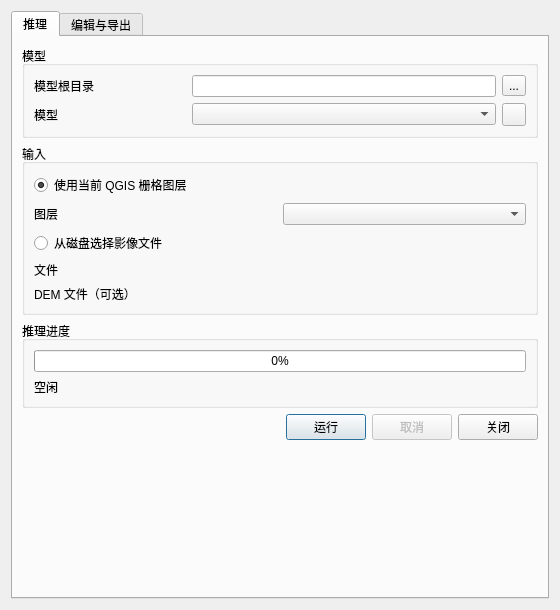
First picture: the form in land_cover_classification/land_cover_classification_dialog_base.ui, repository ZDongFan/semantic_segmentation, before the edit.
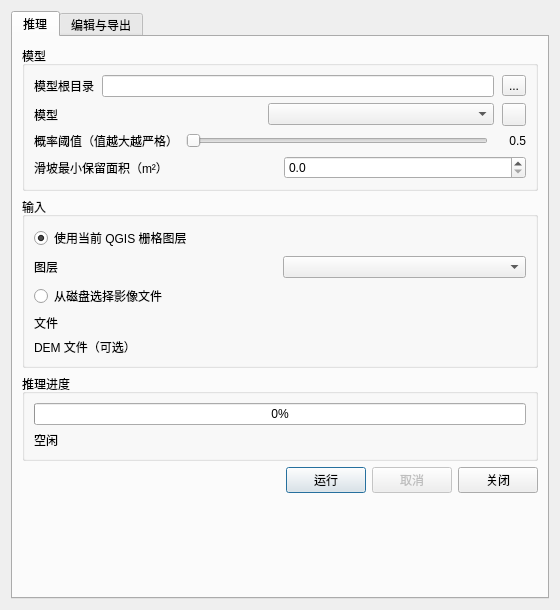
Second picture: the form after the edit. Custom widgets are drawn as their Qt base class.

Commit message: 推理参数概率阈值和滑坡最小面积变成一个有默认值的可调的参数展示在界面中

The edit to the form file:
```diff
--- a/land_cover_classification/land_cover_classification_dialog_base.ui
+++ b/land_cover_classification/land_cover_classification_dialog_base.ui
@@ -29,40 +29,136 @@
          <property name="title">
           <string>模型</string>
          </property>
-         <layout class="QGridLayout" name="modelLayout">
-          <item row="0" column="0">
+         <layout class="QVBoxLayout" name="modelLayout">
+          <item>
+           <layout class="QHBoxLayout" name="modelRootRowLayout">
+            <property name="spacing">
+             <number>8</number>
+            </property>
+            <item>
            <widget class="QLabel" name="modelRootLabel">
             <property name="text">
              <string>模型根目录</string>
             </property>
            </widget>
           </item>
-          <item row="0" column="1" colspan="2">
+            <item>
            <widget class="QLineEdit" name="modelRootEdit"/>
           </item>
-          <item row="0" column="3">
+            <item>
            <widget class="QToolButton" name="browseModelRootBtn">
             <property name="text">
              <string>...</string>
             </property>
            </widget>
           </item>
-          <item row="1" column="0">
+           </layout>
+          </item>
+          <item>
+           <layout class="QHBoxLayout" name="modelRowLayout">
+            <property name="spacing">
+             <number>8</number>
+            </property>
+            <item>
            <widget class="QLabel" name="modelLabel">
             <property name="text">
              <string>模型</string>
             </property>
            </widget>
           </item>
-          <item row="1" column="1" colspan="2">
+            <item>
            <widget class="QComboBox" name="modelCombo"/>
           </item>
-          <item row="1" column="3">
+            <item>
            <widget class="QToolButton" name="refreshModelsBtn">
             <property name="text">
              <string/>
             </property>
            </widget>
+            </item>
+           </layout>
+          </item>
+          <item>
+           <layout class="QHBoxLayout" name="thresholdRowLayout">
+            <property name="spacing">
+             <number>8</number>
+            </property>
+            <item>
+             <widget class="QLabel" name="thresholdLabel">
+              <property name="text">
+               <string>概率阈值（值越大越严格）</string>
+              </property>
+              <property name="toolTip">
+               <string>概率阈值范围为 0–1，值越大越严格。</string>
+              </property>
+             </widget>
+            </item>
+            <item>
+             <widget class="QSlider" name="thresholdSlider">
+              <property name="toolTip">
+               <string>概率阈值范围为 0–1，值越大越严格。</string>
+              </property>
+              <property name="maximum">
+               <number>10</number>
+              </property>
+              <property name="singleStep">
+               <number>1</number>
+              </property>
+              <property name="orientation">
+               <enum>Qt::Horizontal</enum>
+              </property>
+             </widget>
+            </item>
+            <item>
+             <widget class="QLabel" name="thresholdValueLabel">
+              <property name="minimumSize">
+               <size>
+                <width>30</width>
+                <height>0</height>
+               </size>
+              </property>
+              <property name="text">
+               <string>0.5</string>
+              </property>
+              <property name="alignment">
+               <set>Qt::AlignRight|Qt::AlignTrailing|Qt::AlignVCenter</set>
+              </property>
+             </widget>
+            </item>
+           </layout>
+          </item>
+          <item>
+           <layout class="QHBoxLayout" name="minAreaRowLayout">
+            <property name="spacing">
+             <number>8</number>
+            </property>
+            <item>
+             <widget class="QLabel" name="minAreaLabel">
+              <property name="text">
+               <string>滑坡最小保留面积（m²）</string>
+              </property>
+              <property name="toolTip">
+               <string>面积小于该值的滑坡斑块会被过滤。</string>
+              </property>
+             </widget>
+            </item>
+            <item>
+             <widget class="QDoubleSpinBox" name="minAreaSpinBox">
+              <property name="toolTip">
+               <string>面积小于该值的滑坡斑块会被过滤。</string>
+              </property>
+              <property name="decimals">
+               <number>1</number>
+              </property>
+              <property name="maximum">
+               <double>1000000000000.000000000000000</double>
+              </property>
+              <property name="singleStep">
+               <double>100.000000000000000</double>
+              </property>
+             </widget>
+            </item>
+           </layout>
           </item>
          </layout>
         </widget>
```
Lines whose indentation alone changed are shown as unchanged. The commit also changes 2 other files.
